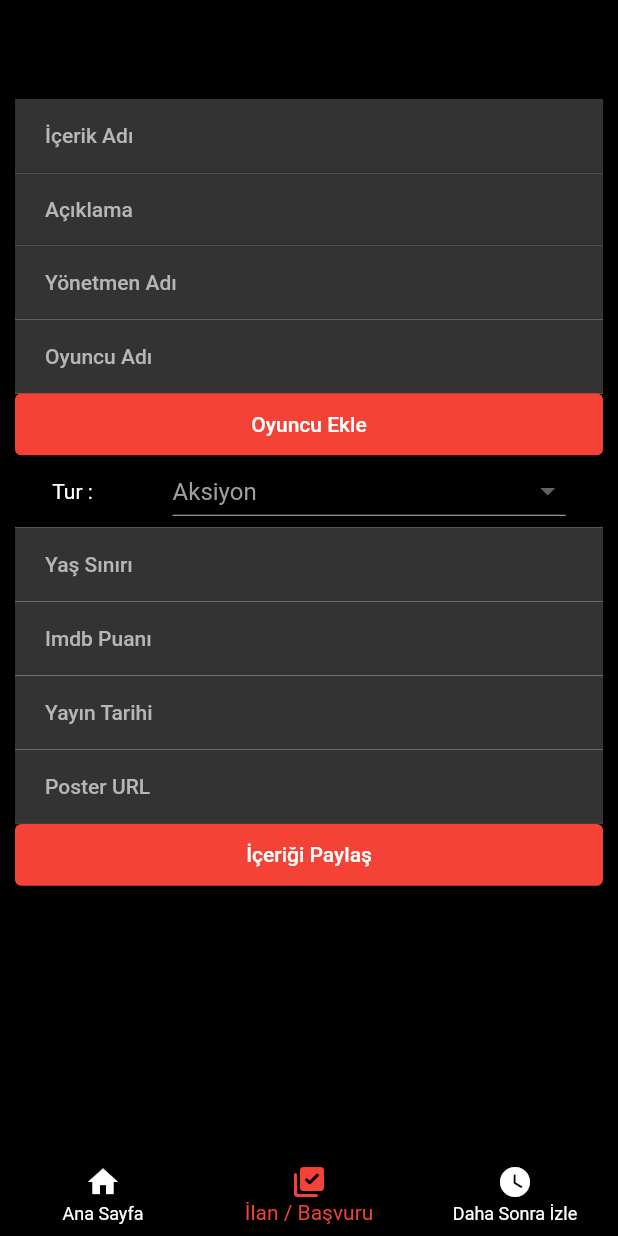
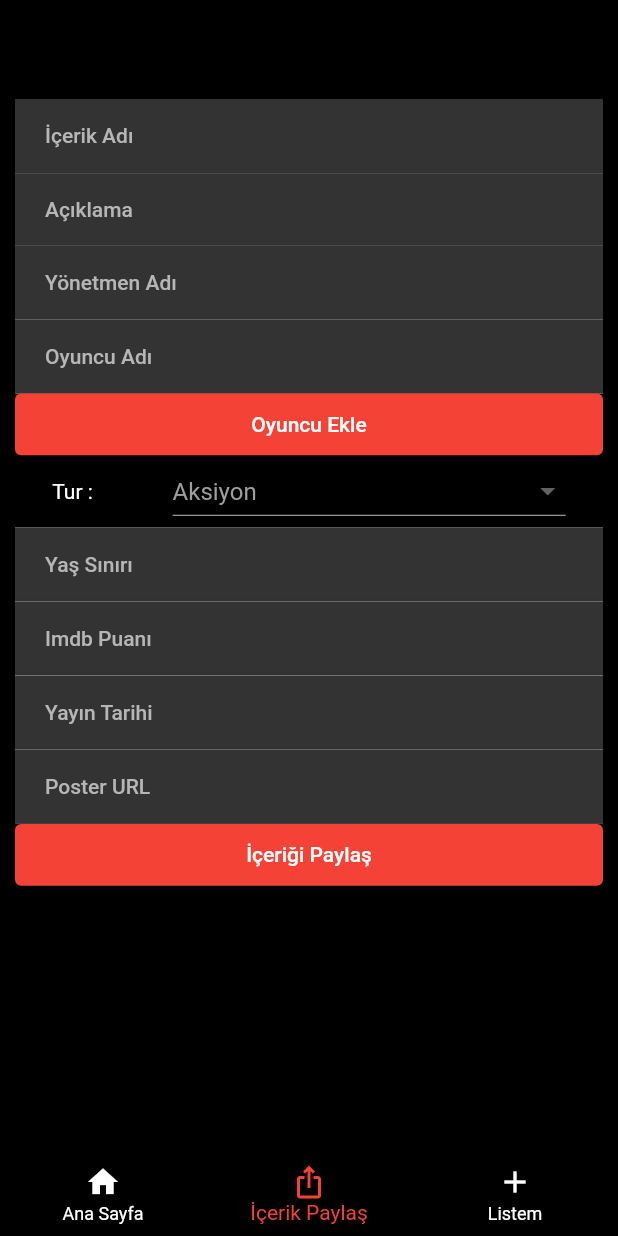
Before and after one commit to eyuphan-oguz/movieproject, a Flutter app: the screen it shows after launch, item 2 of the bottom bar chosen, on a phone screen of 412 x 824 dp. Run offline on Flutter 3.47's test engine with Material 2 defaults, Android fonts, the phone set to English and light mode, and no system bars; our stand-ins replace carousel_slider, cloud_firestore, firebase_auth, firebase_core, flutter_rating_bar, lottie and 2 more; accounts and stored records are empty; network calls fail.

```diff
--- a/lib/screens/home_page_view.dart
+++ b/lib/screens/home_page_view.dart
@@ -113,6 +113,9 @@ List<String> contentList = [];
                       shrinkWrap: true,
                       itemCount: snapshot.data!.docs.length,
                       itemBuilder: (BuildContext context, int index) {
+                        if(snapshot.data!.docs[index]["type"]=="Aksiyon"){
+                          print(snapshot.data!.docs[index]["title"]);
+                        }
                         return Container(
                             color: Colors.transparent,
                             width: size.width*0.25,
--- a/lib/screens/router_page_view.dart
+++ b/lib/screens/router_page_view.dart
@@ -42,12 +42,12 @@ class _RouterPageViewState extends State<RouterPageView> {
             label: 'Ana Sayfa',
           ),
           BottomNavigationBarItem(
-            icon: Icon(Icons.library_add_check_rounded),
-            label: 'İlan / Başvuru',
+            icon: Icon(Icons.ios_share),
+            label: 'İçerik Paylaş',
           ),
           BottomNavigationBarItem(
-            icon: Icon(Icons.watch_later),
-            label: 'Daha Sonra İzle',
+            icon: Icon(Icons.add),
+            label: 'Listem',
           ),
 
         ],
```
Also changed, not shown: lib/product/widgets/watch_later_content_widget.dart (+4 -3 lines).
